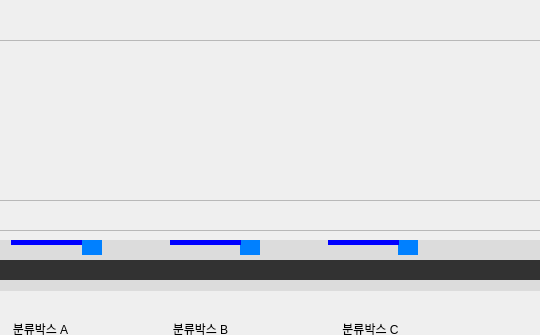
This is gui/ui/widgets/devices.ui in jongbob1918/IoT_Project_RAIL as Qt 5 draws it before an edit; both pictures show x 140 to 680 and y 0 to 335 of the 861 by 651 pixel window. The edited form follows.
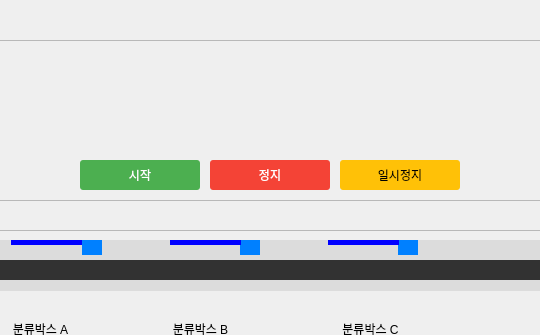
This is the edited form.

```diff
--- a/gui/ui/widgets/devices.ui
+++ b/gui/ui/widgets/devices.ui
@@ -135,6 +135,54 @@
      <string>상태:</string>
     </property>
    </widget>
+   <widget class="QPushButton" name="btn_start_conveyor">
+    <property name="geometry">
+     <rect>
+      <x>210</x>
+      <y>120</y>
+      <width>120</width>
+      <height>30</height>
+     </rect>
+    </property>
+    <property name="text">
+     <string>시작</string>
+    </property>
+    <property name="styleSheet">
+     <string notr="true">background-color: #4CAF50; color: white; border-radius: 3px;</string>
+    </property>
+   </widget>
+   <widget class="QPushButton" name="btn_stop_conveyor">
+    <property name="geometry">
+     <rect>
+      <x>340</x>
+      <y>120</y>
+      <width>120</width>
+      <height>30</height>
+     </rect>
+    </property>
+    <property name="text">
+     <string>정지</string>
+    </property>
+    <property name="styleSheet">
+     <string notr="true">background-color: #F44336; color: white; border-radius: 3px;</string>
+    </property>
+   </widget>
+   <widget class="QPushButton" name="btn_pause_conveyor">
+    <property name="geometry">
+     <rect>
+      <x>470</x>
+      <y>120</y>
+      <width>120</width>
+      <height>30</height>
+     </rect>
+    </property>
+    <property name="text">
+     <string>일시정지</string>
+    </property>
+    <property name="styleSheet">
+     <string notr="true">background-color: #FFC107; color: black; border-radius: 3px;</string>
+    </property>
+   </widget>
   </widget>
   <widget class="QFrame" name="frame_3">
    <property name="geometry">
```
